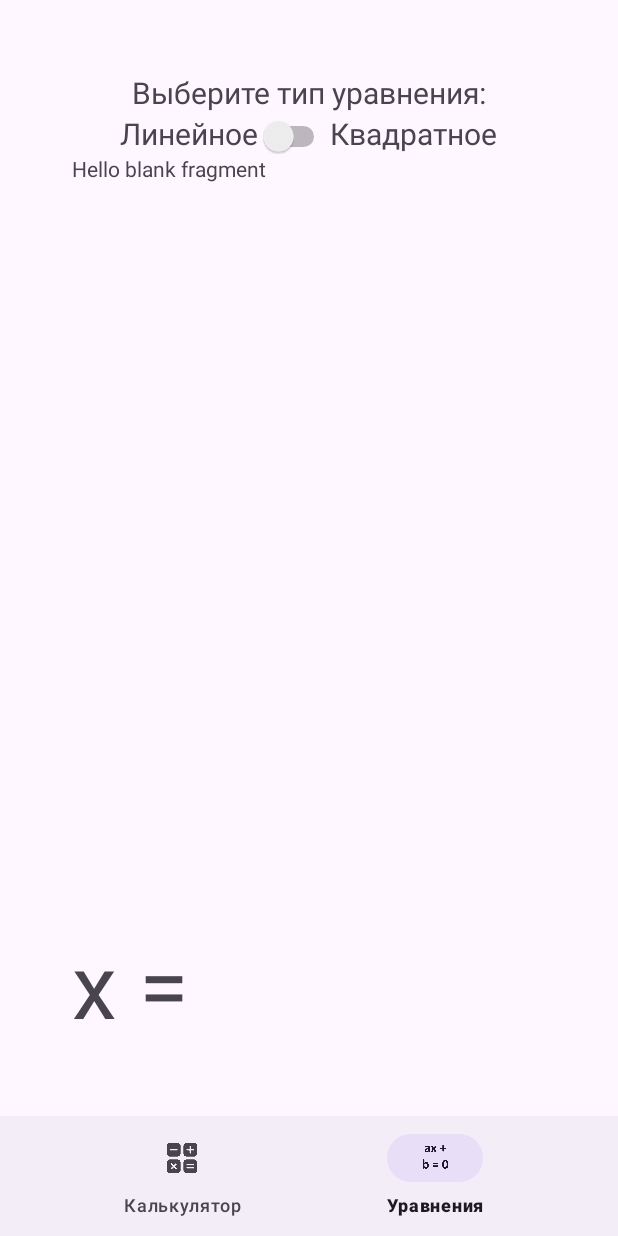
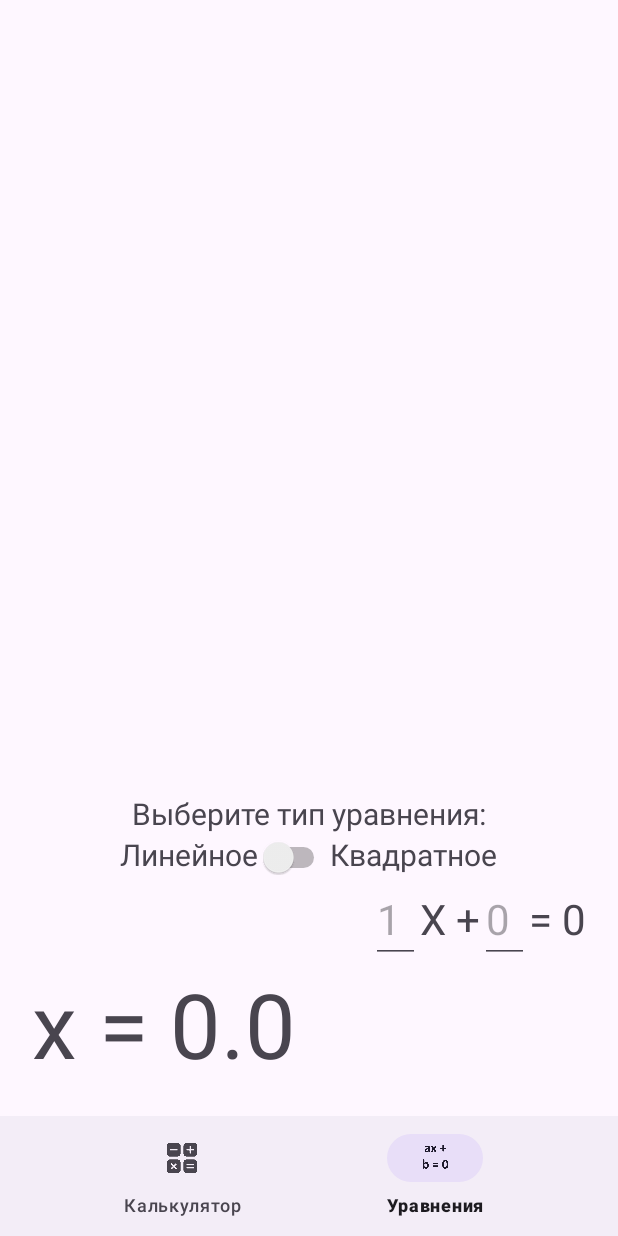
Before and after one commit to MAV-Studio-224/EngineeringCalculator, an Android app: the EquationsFragment screen opened through its navigation route, on a phone screen of 412 x 824 dp. Run offline under Robolectric (Android 15) with nearby library versions, the phone set to English and light mode, and no system bars; our stand-ins replace data binding, navigation-ui.

Commit message:
Engineering Calculator 2.0 Изменения: -Теперь приложение умеет полноценно решать линейные и квадратные уравнения -Логика для экрана для решения уравнений была пересмотрена (теперь лишние фрагменты были объединены в 1)

```diff
--- a/app/build.gradle.kts
+++ b/app/build.gradle.kts
@@ -13,8 +13,8 @@ android {
         applicationId = "com.hfad.engineeringcalculator"
         minSdk = 24
         targetSdk = 34
-        versionCode = 1
-        versionName = "1.0"
+        versionCode = 2
+        versionName = "2.0"
 
         testInstrumentationRunner = "androidx.test.runner.AndroidJUnitRunner"
     }
--- a/app/src/main/java/com/hfad/engineeringcalculator/EquationsFragment.kt
+++ b/app/src/main/java/com/hfad/engineeringcalculator/EquationsFragment.kt
@@ -5,13 +5,72 @@ import androidx.fragment.app.Fragment
 import android.view.LayoutInflater
 import android.view.View
 import android.view.ViewGroup
+import androidx.fragment.app.FragmentManager
+import androidx.fragment.app.FragmentTransaction
+import androidx.fragment.app.commit
+import androidx.fragment.app.replace
+import androidx.lifecycle.ViewModelProvider
+import androidx.navigation.findNavController
+import com.hfad.engineeringcalculator.databinding.FragmentEquationsBinding
 
 class EquationsFragment : Fragment() {
+    var _binding: FragmentEquationsBinding? = null
+    val binding get() = _binding!!
+
     override fun onCreateView(
         inflater: LayoutInflater, container: ViewGroup?,
         savedInstanceState: Bundle?
     ): View? {
         // Inflate the layout for this fragment
-        return inflater.inflate(R.layout.fragment_equations, container, false)
+        _binding = FragmentEquationsBinding.inflate(inflater, container, false)
+        val view = binding.root
+        val viewModel = ViewModelProvider(this)[EquationsFragmentViewModel::class.java]
+
+        binding.viewModel = viewModel
+        binding.lifecycleOwner = viewLifecycleOwner
+
+        if (binding.switch1.isChecked) {
+            viewModel.type = "square"
+            binding.a.visibility = View.VISIBLE
+            binding.xSquarePlus.visibility = View.VISIBLE
+        } else {
+            viewModel.type = "linear"
+            binding.a.visibility = View.GONE
+            binding.xSquarePlus.visibility = View.GONE
+        }
+
+        binding.switch1.setOnCheckedChangeListener { _, isChecked ->
+            if (isChecked) {
+                viewModel.type = "square"
+                binding.a.visibility = View.VISIBLE
+                binding.xSquarePlus.visibility = View.VISIBLE
+                binding.b.text.clear()
+                binding.c.text.clear()
+                binding.a.text.clear()
+                viewModel.getX()
+            } else {
+                viewModel.type = "linear"
+                binding.a.visibility = View.GONE
+                binding.xSquarePlus.visibility = View.GONE
+                binding.b.text.clear()
+                binding.c.text.clear()
+                binding.a.text.clear()
+                viewModel.getX()
+            }
+        }
+
+        viewModel.a.observe(viewLifecycleOwner) { viewModel.getX() }
+        viewModel.b.observe(viewLifecycleOwner) { viewModel.getX() }
+        viewModel.c.observe(viewLifecycleOwner) { viewModel.getX() }
+        viewModel.x.observe(viewLifecycleOwner) { newValue ->
+            binding.xEquals.text = newValue.toString()
+        }
+
+        return view
+    }
+
+    override fun onDestroyView() {
+        super.onDestroyView()
+        _binding = null
     }
 }
--- /dev/null
+++ b/app/src/main/java/com/hfad/engineeringcalculator/EquationsFragmentViewModel.kt
@@ -0,0 +1,51 @@
+package com.hfad.engineeringcalculator
+
+import androidx.lifecycle.LiveData
+import androidx.lifecycle.MutableLiveData
+import androidx.lifecycle.ViewModel
+import androidx.lifecycle.map
+import kotlin.math.pow
+import kotlin.math.sqrt
+
+class EquationsFragmentViewModel: ViewModel() {
+    var _a = MutableLiveData("")
+    val a: LiveData<Double>
+        get() = _a.map { try { it?.toDouble() ?: 1.0 } catch (e: Exception) { 1.0 } }
+    var _b = MutableLiveData("")
+    val b: LiveData<Double>
+        get() = _b.map { try { it?.toDouble() ?: 1.0 } catch (e: Exception) { 1.0 } }
+    var _c = MutableLiveData("")
+    val c: LiveData<Double>
+        get() = _c.map { try { it?.toDouble() ?: 0.0 } catch (e: Exception) { 0.0 } }
+    var _x = MutableLiveData("")
+    var type = ""
+
+    fun getX() {
+        when (type) {
+            "square" -> {
+                val d = (b.value?.pow(2) ?: 0.0) - 4 * (a.value ?: 0.0) * (c.value ?: 0.0)
+                _x.value = if (d > 0.0) {
+                    "x₁ = ${(((-1 * (b.value ?: 0.0) + sqrt(d)) / (2 * (a.value ?: 1.0))) * 1000).toInt() / 1000.0} \n" +
+                            "x₂ = ${(((-1 * (b.value ?: 0.0) - sqrt(d)) / (2 * (a.value ?: 1.0))) * 1000).toInt() / 1000.0}"
+                } else if (d < 0.0) {
+                    "∅"
+                } else {
+                    "x = ${(-1000 * (b.value?.pow(2) ?: 0.0) / (2 * (a.value ?: 1.0))).toInt() / 1000.0}"
+                }
+            }
+            "linear" -> {
+                _x.value = if (b.value == 0.0 && c.value == 0.0) {
+                    "x∈(-∞;+∞)"
+                } else if (b.value == 0.0 && c.value != 0.0) {
+                    "∅"
+                } else {
+                    "x = ${(((-1 * (c.value ?: 0.0) / (b.value ?: 1.0)) * 1000).toInt() / 1000.0)}"
+                }
+            }
+            else -> _x.value = "ERROR"
+        }
+    }
+
+    val x: LiveData<String>
+        get() = _x.map { it?.toString() ?: "" }
+}
--- a/app/src/main/java/com/hfad/engineeringcalculator/LinearFragment.kt
+++ /dev/null
@@ -1,17 +0,0 @@
-package com.hfad.engineeringcalculator
-
-import android.os.Bundle
-import androidx.fragment.app.Fragment
-import android.view.LayoutInflater
-import android.view.View
-import android.view.ViewGroup
-
-class LinearFragment : Fragment() {
-    override fun onCreateView(
-        inflater: LayoutInflater, container: ViewGroup?,
-        savedInstanceState: Bundle?
-    ): View? {
-        // Inflate the layout for this fragment
-        return inflater.inflate(R.layout.fragment_linear, container, false)
-    }
-}
--- a/app/src/main/res/layout/fragment_equations.xml
+++ b/app/src/main/res/layout/fragment_equations.xml
@@ -1,15 +1,23 @@
 <?xml version="1.0" encoding="utf-8"?>
-<LinearLayout xmlns:android="http://schemas.android.com/apk/res/android"
+<layout xmlns:android="http://schemas.android.com/apk/res/android"
     xmlns:app="http://schemas.android.com/apk/res-auto"
     xmlns:tools="http://schemas.android.com/tools"
+    tools:context=".EquationsFragment">
+
+    <data>
+        <variable
+            name="viewModel"
+            type="com.hfad.engineeringcalculator.EquationsFragmentViewModel" />
+    </data>
+
+    <LinearLayout
         android:id="@+id/LinearLayout"
         android:layout_width="match_parent"
         android:layout_height="match_parent"
-    android:layout_margin="16dp"
+        android:layout_margin="5dp"
         android:gravity="bottom|center_horizontal"
         android:orientation="vertical"
-    android:padding="32dp"
-    tools:context=".EquationsFragment">
+        android:padding="16dp" >
 
         <!-- TODO: Update blank fragment layout -->
 
@@ -49,12 +57,63 @@
                 android:textSize="20sp" />
         </LinearLayout>
 
-    <androidx.fragment.app.FragmentContainerView
-        android:id="@+id/fragmentContainerView"
-        android:name="com.hfad.engineeringcalculator.LinearFragment"
+        <LinearLayout
             android:layout_width="match_parent"
             android:layout_height="wrap_content"
-        android:layout_weight="1" />
+            android:gravity="end"
+            android:orientation="horizontal">
+
+            <EditText
+                android:id="@+id/a"
+                android:layout_width="wrap_content"
+                android:layout_height="wrap_content"
+                android:ems="1"
+                android:hint="@string/a"
+                android:inputType="number|numberDecimal|numberSigned"
+                android:text="@={viewModel._a}"
+                android:textSize="28sp" />
+
+            <TextView
+                android:id="@+id/xSquarePlus"
+                android:layout_width="wrap_content"
+                android:layout_height="wrap_content"
+                android:text="@string/xSquarePlus"
+                android:textSize="28sp" />
+
+            <EditText
+                android:id="@+id/b"
+                android:layout_width="wrap_content"
+                android:layout_height="wrap_content"
+                android:ems="1"
+                android:hint="@string/a"
+                android:inputType="number|numberDecimal|numberSigned"
+                android:text="@={viewModel._b}"
+                android:textSize="28sp" />
+
+            <TextView
+                android:id="@+id/xPlus"
+                android:layout_width="wrap_content"
+                android:layout_height="wrap_content"
+                android:text="@string/xplus"
+                android:textSize="28sp" />
+
+            <EditText
+                android:id="@+id/c"
+                android:layout_width="wrap_content"
+                android:layout_height="wrap_content"
+                android:ems="1"
+                android:hint="@string/c"
+                android:inputType="number|numberDecimal|numberSigned"
+                android:text="@={viewModel._c}"
+                android:textSize="28sp" />
+
+            <TextView
+                android:id="@+id/is0"
+                android:layout_width="wrap_content"
+                android:layout_height="wrap_content"
+                android:text="@string/_0"
+                android:textSize="28sp" />
+        </LinearLayout>
 
         <TextView
             android:id="@+id/xEquals"
@@ -64,3 +123,4 @@
             android:textSize="60sp" />
 
     </LinearLayout>
+</layout>
--- a/app/src/main/res/layout/fragment_linear.xml
+++ /dev/null
@@ -1,14 +0,0 @@
-<?xml version="1.0" encoding="utf-8"?>
-<FrameLayout xmlns:android="http://schemas.android.com/apk/res/android"
-    xmlns:tools="http://schemas.android.com/tools"
-    android:layout_width="match_parent"
-    android:layout_height="match_parent"
-    tools:context=".LinearFragment">
-
-    <!-- TODO: Update blank fragment layout -->
-    <TextView
-        android:layout_width="match_parent"
-        android:layout_height="match_parent"
-        android:text="@string/hello_blank_fragment" />
-
-</FrameLayout>
--- a/app/src/main/res/values/strings.xml
+++ b/app/src/main/res/values/strings.xml
@@ -30,5 +30,11 @@
     <string name="choose">Выберите тип уравнения:</string>
     <string name="calculator">Калькулятор</string>
     <string name="equations">Уравнения</string>
+    <string name="xplus">X + </string>
+    <string name="_0">= 0</string>
+    <string name="a">1</string>
+    <string name="b">1</string>
+    <string name="xSquarePlus">X² +</string>
+    <string name="c">0</string>
     <!-- TODO: Remove or change this placeholder text -->
 </resources>
```
Also changed, not shown: app/src/main/java/com/hfad/engineeringcalculator/SquareFragment.kt (deleted, +0 -17 lines), app/src/main/res/layout/fragment_square.xml (deleted, +0 -14 lines). Lines whose indentation alone changed are shown as unchanged.
